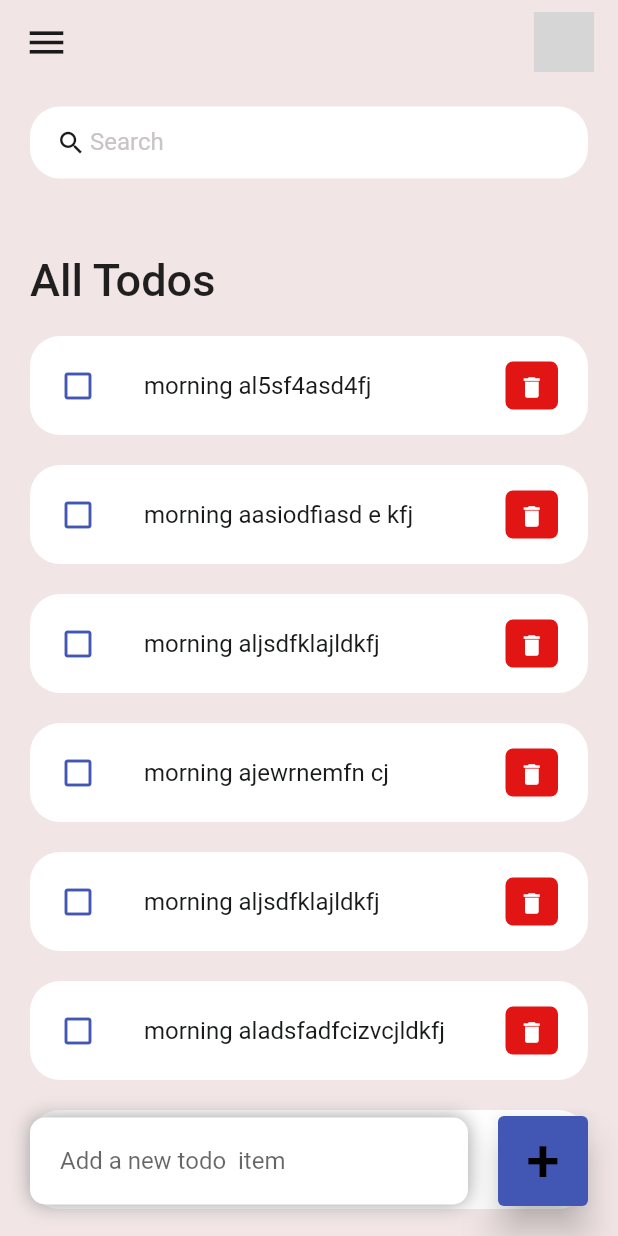
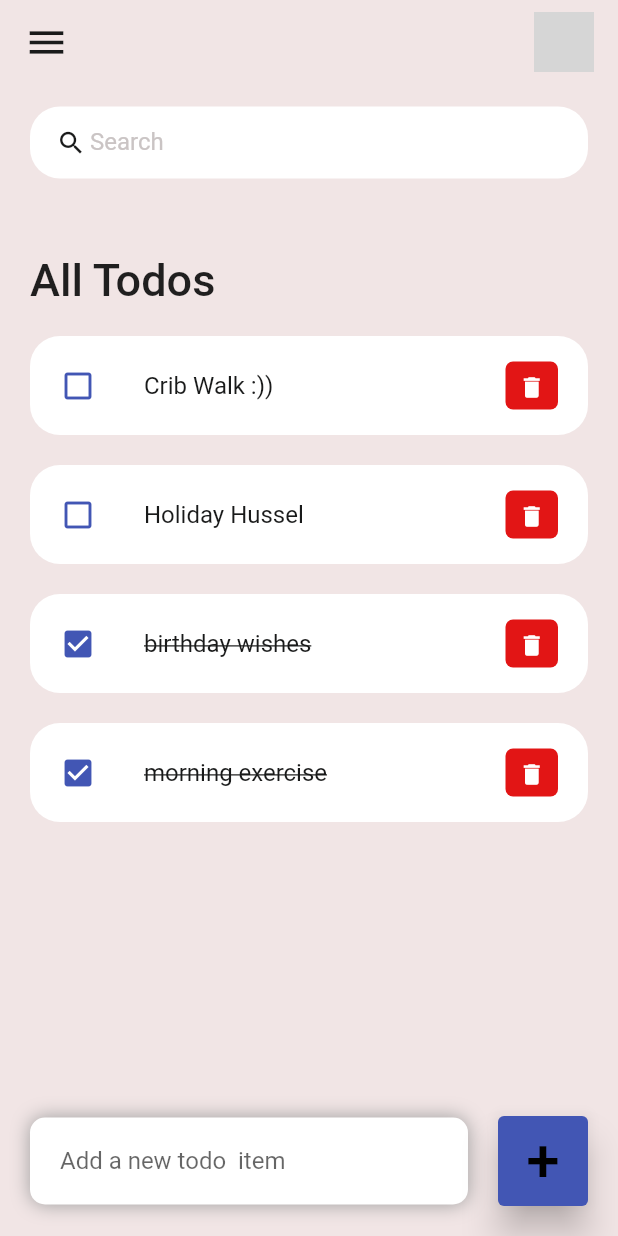
Before and after one commit to Jackwolf180/Flutter_ToDo_Application, a Flutter app: the screen it shows after launch, on a phone screen of 412 x 824 dp. Run offline on Flutter 3.47's test engine with Material 2 defaults, Android fonts, the light colour scheme and no system bars; network calls fail; grey boxes are pictures that could not be loaded.

Commit message:
minor changes

```diff
--- a/lib/main.dart
+++ b/lib/main.dart
@@ -1,6 +1,5 @@
 import 'package:flutter/material.dart';
 import 'package:flutter/services.dart';
-import 'package:todo_application/constants/constants.dart';
 import 'screens/home.dart';
 
 void main() {
@@ -31,7 +30,7 @@ class MyApp extends StatelessWidget {
         // is not restarted.
         primarySwatch: Colors.cyan,
       ),
-      home:  Home(),
+      home:  const Home(),
     );
   }
 }
--- a/lib/model/todo.dart
+++ b/lib/model/todo.dart
@@ -10,14 +10,10 @@ class ToDo{
 });
   static List<ToDo>todoList(){
     return[
-      ToDo(id: '01', todoText: "morning aljsdfklajldkfj",isDone: true),
-      ToDo(id: '02', todoText: "morning sdlfhakds",isDone: true),
-      ToDo(id: '03', todoText: "morning aladsfadfcizvcjldkfj",),
-      ToDo(id: '04', todoText: "morning aljsdfklajldkfj",),
-      ToDo(id: '05', todoText: "morning ajewrnemfn cj",),
-      ToDo(id: '06', todoText: "morning aljsdfklajldkfj",),
-      ToDo(id: '07', todoText: "morning aasiodfiasd e kfj",),
-      ToDo(id: '08', todoText: "morning al5sf4asd4fj",),
+      ToDo(id: '01', todoText: "morning exercise",isDone: true),
+      ToDo(id: '02', todoText: "birthday wishes",isDone: true),
+      ToDo(id: '03', todoText: "Holiday Hussel",),
+      ToDo(id: '04', todoText: "Crib Walk :))",),
     ];
   }
 }
--- a/lib/screens/home.dart
+++ b/lib/screens/home.dart
@@ -5,7 +5,7 @@ import '../model/todo.dart';
 import '../widgets/todo_Items.dart';
 
 class Home extends StatefulWidget {
-  Home({Key? key}) : super(key: key);
+  const Home({Key? key}) : super(key: key);
 
   @override
   State<Home> createState() => _HomeState();
@@ -18,7 +18,6 @@ class _HomeState extends State<Home> {
 
   @override
   void initState() {
-    // TODO: implement initState
     _foundToDo = todosList;
     super.initState();
   }
@@ -51,7 +50,7 @@ class _HomeState extends State<Home> {
                       for (ToDo todo in _foundToDo.reversed)
                         TodoItems(
                           todo: todo,
-                          onTodochanged: _handlToDoChange,
+                          onTodochanged: _handleToDoChange,
                           onDeleteItem: _deleteToDoItems,
                         ),
                     ],
@@ -127,7 +126,7 @@ class _HomeState extends State<Home> {
     _todoController.clear();
   }
 
-  void _handlToDoChange(ToDo todo) {
+  void _handleToDoChange(ToDo todo) {
     setState(() {
       todo.isDone = !todo.isDone;
     });
--- a/lib/widgets/todo_Items.dart
+++ b/lib/widgets/todo_Items.dart
@@ -24,7 +24,7 @@ class TodoItems extends StatelessWidget {
           onTodochanged(todo);
         },
         shape: RoundedRectangleBorder(borderRadius: BorderRadius.circular(20)),
-        contentPadding: EdgeInsets.symmetric(horizontal: 20, vertical: 5),
+        contentPadding: const EdgeInsets.symmetric(horizontal: 20, vertical: 5),
         tileColor: Colors.white,
         leading: Icon(
           todo.isDone
@@ -41,8 +41,8 @@ class TodoItems extends StatelessWidget {
           ),
         ),
         trailing: Container(
-          padding: EdgeInsets.all(0),
-          margin: EdgeInsets.symmetric(vertical: 12),
+          padding: const EdgeInsets.all(0),
+          margin: const EdgeInsets.symmetric(vertical: 12),
           height: 35,
           width: 35,
           decoration: BoxDecoration(
```
